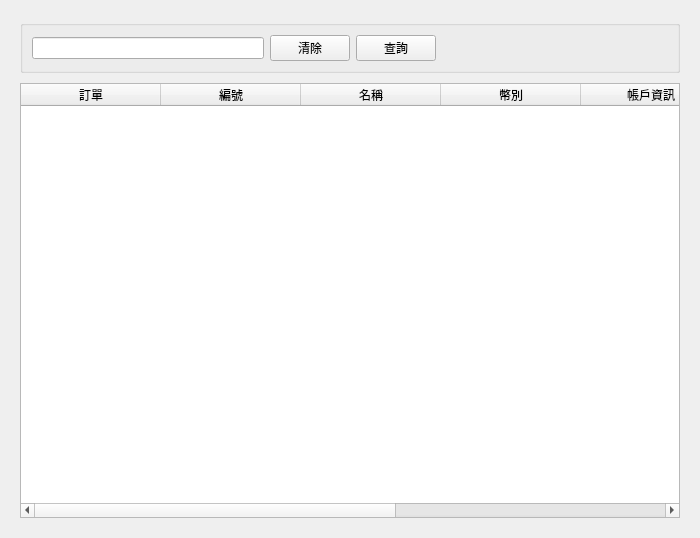
Qt form src/AdbClient/StageCustomerService/LayerSearchCustomer.ui (roger0816/Adb) before a commit.
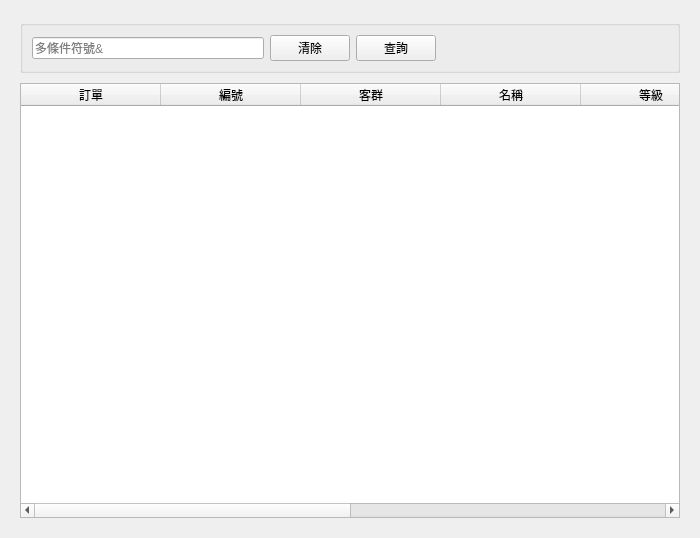
The same form after that commit. The open tabs and pages were chosen to show the change. Custom widgets are drawn as their Qt base class.

```diff
--- a/src/AdbClient/StageCustomerService/LayerSearchCustomer.ui
+++ b/src/AdbClient/StageCustomerService/LayerSearchCustomer.ui
@@ -96,11 +96,21 @@
               <string>編號</string>
              </property>
             </column>
+            <column>
+             <property name="text">
+              <string>客群</string>
+             </property>
+            </column>
             <column>
              <property name="text">
               <string>名稱</string>
              </property>
             </column>
+            <column>
+             <property name="text">
+              <string>等級</string>
+             </property>
+            </column>
             <column>
              <property name="text">
               <string>幣別</string>
@@ -116,18 +126,17 @@
               <string>建檔日期</string>
              </property>
             </column>
-            <column>
-             <property name="text">
-              <string>消費紀錄</string>
-             </property>
-            </column>
            </widget>
           </item>
           <item row="0" column="0">
            <widget class="QGroupBox" name="groupBox">
             <layout class="QHBoxLayout" name="horizontalLayout">
              <item>
-              <widget class="QLineEdit" name="txSearch"/>
+              <widget class="QLineEdit" name="txSearch">
+               <property name="placeholderText">
+                <string>多條件符號&amp;</string>
+               </property>
+              </widget>
              </item>
              <item>
               <widget class="QPushButton" name="btnClear">
```
Left out of the diff: 2 changed lines with no effect on the pictures.
